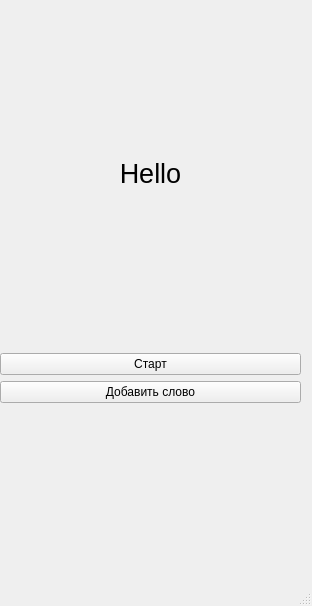
GreeAI/English-cards, file src/leg.ui: the form before one commit.
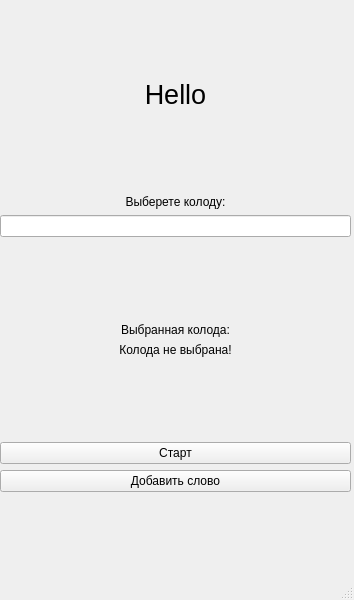
The form after the commit.

Commit message: Add eSpeak NG, Choice decks

Diff of the .ui file:
```diff
--- a/src/leg.ui
+++ b/src/leg.ui
@@ -6,21 +6,27 @@
    <rect>
     <x>0</x>
     <y>0</y>
-    <width>312</width>
-    <height>606</height>
+    <width>354</width>
+    <height>600</height>
    </rect>
   </property>
   <property name="windowTitle">
    <string>LEG</string>
   </property>
   <widget class="QWidget" name="centralwidget">
-   <widget class="QWidget" name="">
+   <property name="sizePolicy">
+    <sizepolicy hsizetype="Fixed" vsizetype="Fixed">
+     <horstretch>0</horstretch>
+     <verstretch>0</verstretch>
+    </sizepolicy>
+   </property>
+   <widget class="QWidget" name="layoutWidget">
     <property name="geometry">
      <rect>
       <x>0</x>
       <y>0</y>
-      <width>301</width>
-      <height>561</height>
+      <width>351</width>
+      <height>571</height>
      </rect>
     </property>
     <layout class="QVBoxLayout" name="verticalLayout">
@@ -57,8 +63,101 @@
        </property>
       </spacer>
      </item>
+     <item>
+      <widget class="QLabel" name="label">
+       <property name="text">
+        <string>&lt;html&gt;&lt;head/&gt;&lt;body&gt;&lt;p align=&quot;center&quot;&gt;Выберете колоду:&lt;/p&gt;&lt;/body&gt;&lt;/html&gt;</string>
+       </property>
+      </widget>
+     </item>
+     <item>
+      <widget class="QLineEdit" name="le_choiceDeck"/>
+     </item>
+     <item>
+      <spacer name="verticalSpacer_5">
+       <property name="orientation">
+        <enum>Qt::Vertical</enum>
+       </property>
+       <property name="sizeHint" stdset="0">
+        <size>
+         <width>20</width>
+         <height>40</height>
+        </size>
+       </property>
+      </spacer>
+     </item>
+     <item>
+      <widget class="QLabel" name="label_2">
+       <property name="text">
+        <string>&lt;html&gt;&lt;head/&gt;&lt;body&gt;&lt;p align=&quot;center&quot;&gt;Выбранная колода:&lt;/p&gt;&lt;/body&gt;&lt;/html&gt;</string>
+       </property>
+      </widget>
+     </item>
+     <item>
+      <widget class="QLabel" name="lbl_how_deck">
+       <property name="text">
+        <string>&lt;html&gt;&lt;head/&gt;&lt;body&gt;&lt;p align=&quot;center&quot;&gt;Колода не выбрана!&lt;/p&gt;&lt;/body&gt;&lt;/html&gt;</string>
+       </property>
+      </widget>
+     </item>
+     <item>
+      <spacer name="verticalSpacer_4">
+       <property name="orientation">
+        <enum>Qt::Vertical</enum>
+       </property>
+       <property name="sizeHint" stdset="0">
+        <size>
+         <width>20</width>
+         <height>40</height>
+        </size>
+       </property>
+      </spacer>
+     </item>
      <item>
       <widget class="QPushButton" name="pb_start">
+       <property name="sizePolicy">
+        <sizepolicy hsizetype="Preferred" vsizetype="Preferred">
+         <horstretch>0</horstretch>
+         <verstretch>0</verstretch>
+        </sizepolicy>
+       </property>
+       <property name="palette">
+        <palette>
+         <active>
+          <colorrole role="Button">
+           <brush brushstyle="SolidPattern">
+            <color alpha="255">
+             <red>53</red>
+             <green>132</green>
+             <blue>228</blue>
+            </color>
+           </brush>
+          </colorrole>
+         </active>
+         <inactive>
+          <colorrole role="Button">
+           <brush brushstyle="SolidPattern">
+            <color alpha="255">
+             <red>239</red>
+             <green>239</green>
+             <blue>239</blue>
+            </color>
+           </brush>
+          </colorrole>
+         </inactive>
+         <disabled>
+          <colorrole role="Button">
+           <brush brushstyle="SolidPattern">
+            <color alpha="255">
+             <red>53</red>
+             <green>132</green>
+             <blue>228</blue>
+            </color>
+           </brush>
+          </colorrole>
+         </disabled>
+        </palette>
+       </property>
        <property name="text">
         <string>Старт</string>
        </property>
```
Left out of the diff: 2 changed lines with no effect on the pictures. The commit also changes 19 other files.
